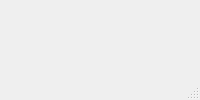
The window that electronicdiary.ui (alpha4vit/polya-el-diary) describes before a commit, drawn with Qt 5.
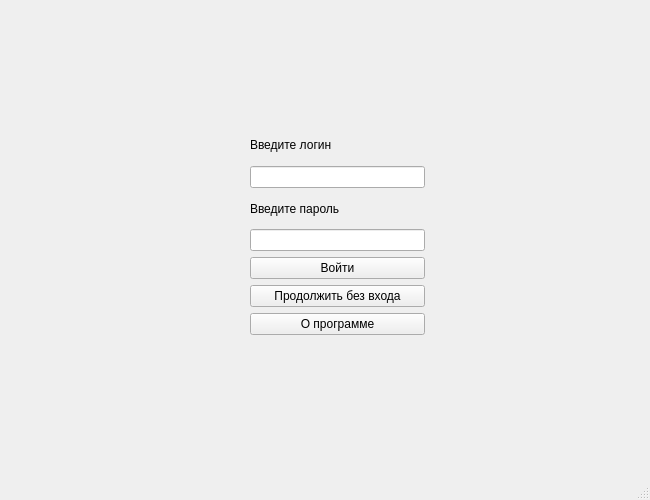
The same window after the commit.

What changed in the file:
```diff
--- a/electronicdiary.ui
+++ b/electronicdiary.ui
@@ -2,11 +2,31 @@
 <ui version="4.0">
  <class>ElectronicDiary</class>
  <widget class="QMainWindow" name="ElectronicDiary">
+  <property name="geometry">
+   <rect>
+    <x>0</x>
+    <y>0</y>
+    <width>650</width>
+    <height>500</height>
+   </rect>
+  </property>
+  <property name="minimumSize">
+   <size>
+    <width>650</width>
+    <height>500</height>
+   </size>
+  </property>
+  <property name="maximumSize">
+   <size>
+    <width>650</width>
+    <height>500</height>
+   </size>
+  </property>
   <property name="windowTitle">
    <string>ElectronicDiary</string>
   </property>
   <widget class="QWidget" name="centralwidget">
-   <widget class="QWidget" name="">
+   <widget class="QWidget" name="layoutWidget">
     <property name="geometry">
      <rect>
       <x>250</x>
@@ -34,7 +54,11 @@
       </widget>
      </item>
      <item>
-      <widget class="QLineEdit" name="lineEdit"/>
+      <widget class="QLineEdit" name="lineEdit_2">
+       <property name="echoMode">
+        <enum>QLineEdit::Password</enum>
+       </property>
+      </widget>
      </item>
      <item>
       <widget class="QPushButton" name="pushButton_3">
```
Left out of the diff: 8 changed lines with no effect on the pictures.
